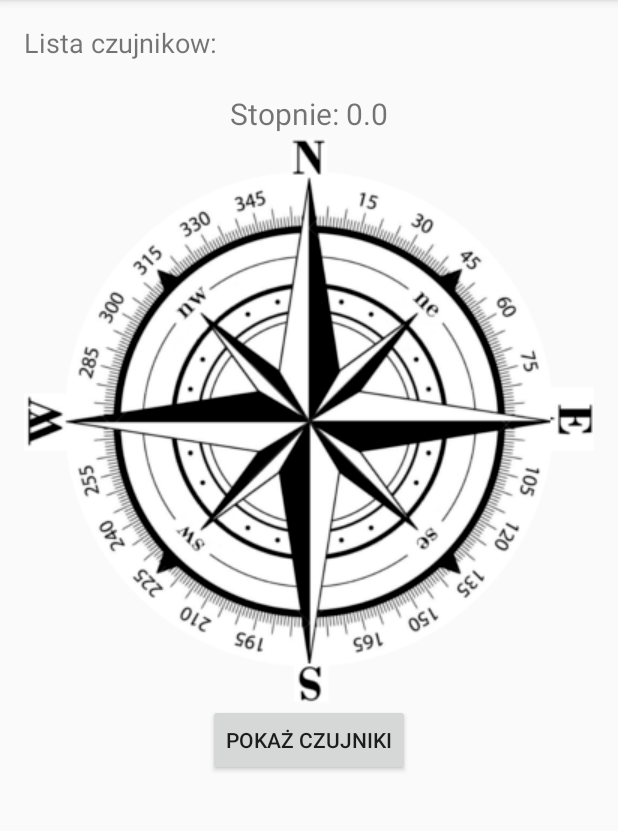
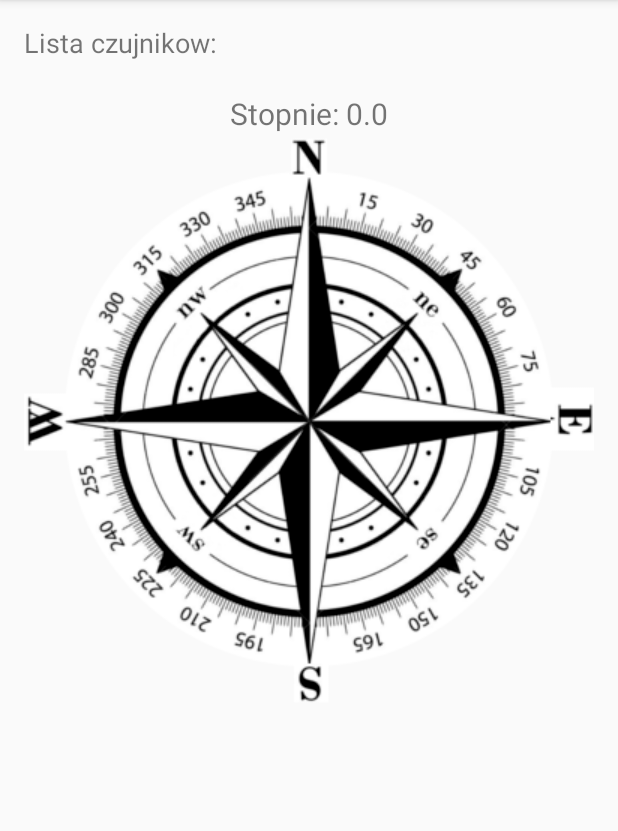
Before and after one commit to aderadrian/Zadanie10, an Android app: the screen it shows after launch (MainActivity), on a phone screen of 412 x 824 dp, the part 84-915 px from its top. Run offline under Robolectric (Android 15) with nearby library versions, the phone set to English and light mode, and no system bars; 1 statement that could not run was skipped.

Commit message:
Update activity_main.xml

```diff
--- a/app/src/main/res/layout/activity_main.xml
+++ b/app/src/main/res/layout/activity_main.xml
@@ -41,13 +41,6 @@
             android:layout_marginTop="27dp"
             android:src="@drawable/kompas" />
 
-        <Button
-            android:id="@+id/button"
-            android:layout_width="wrap_content"
-            android:layout_height="wrap_content"
-            android:layout_below="@+id/imageView"
-            android:layout_centerHorizontal="true"
-            android:text="Pokaż czujniki" />
 
 
     </RelativeLayout>
```
